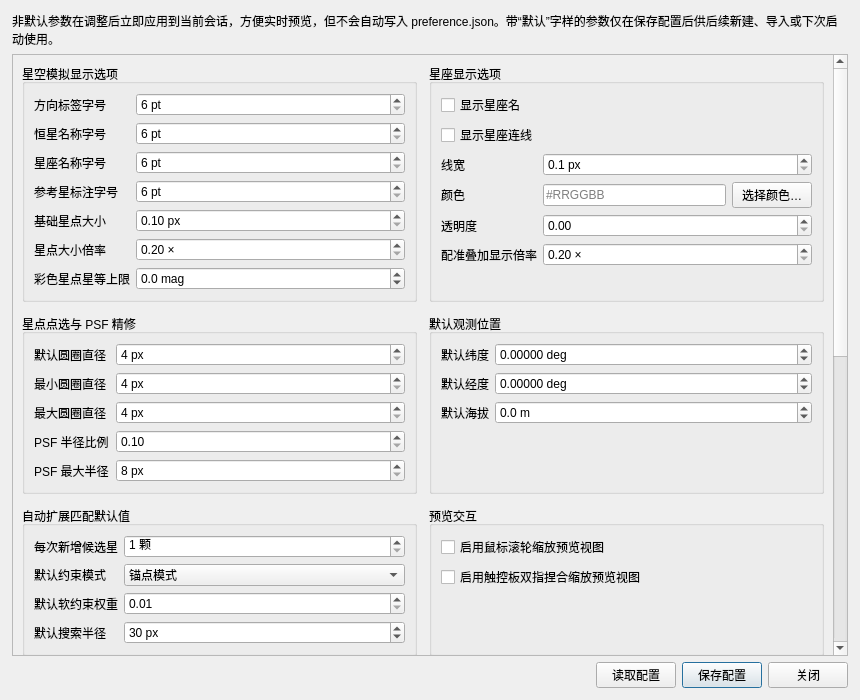
Old version of the form meteoalign/ui/preferences_page.ui in the repository HG731GZ/HGMeteoTool.
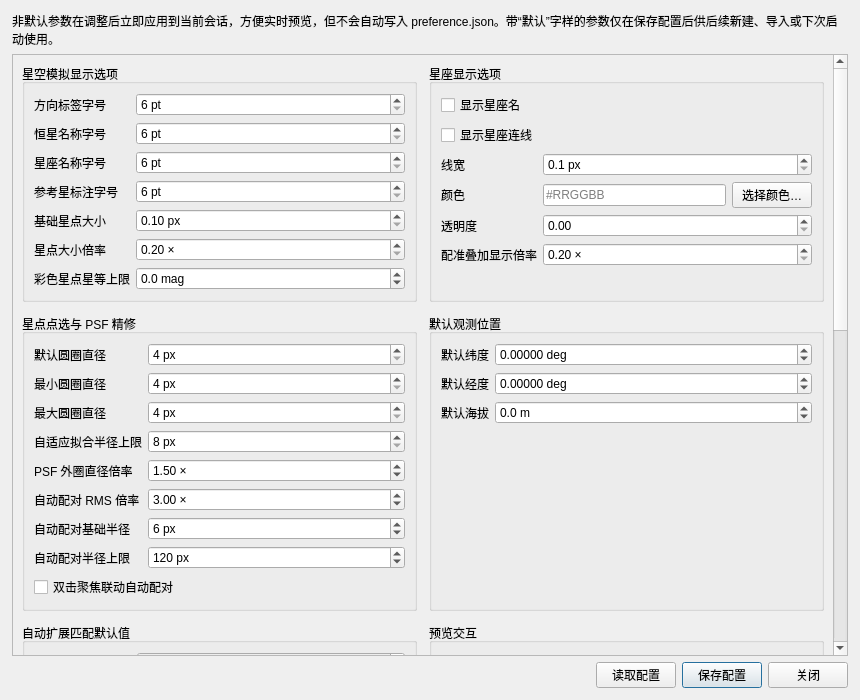
New version of the form.

Commit message: 大幅优化PSF拟合方法，添加PSF质量查看

Patch:
```diff
--- a/meteoalign/ui/preferences_page.ui
+++ b/meteoalign/ui/preferences_page.ui
@@ -160,10 +160,17 @@
           <item row="1" column="1"><widget class="QSpinBox" name="spinBoxStarPickMinDiameter"><property name="suffix"><string> px</string></property><property name="minimum"><number>4</number></property><property name="maximum"><number>1000</number></property></widget></item>
           <item row="2" column="0"><widget class="QLabel" name="labelStarPickMaxDiameter"><property name="text"><string>最大圆圈直径</string></property></widget></item>
           <item row="2" column="1"><widget class="QSpinBox" name="spinBoxStarPickMaxDiameter"><property name="suffix"><string> px</string></property><property name="minimum"><number>4</number></property><property name="maximum"><number>2000</number></property></widget></item>
-          <item row="3" column="0"><widget class="QLabel" name="labelStarPickPsfScale"><property name="text"><string>PSF 半径比例</string></property></widget></item>
-          <item row="3" column="1"><widget class="QDoubleSpinBox" name="doubleSpinBoxStarPickPsfRadiusScale"><property name="decimals"><number>2</number></property><property name="minimum"><double>0.100000000000000</double></property><property name="maximum"><double>1.000000000000000</double></property><property name="singleStep"><double>0.050000000000000</double></property></widget></item>
-          <item row="4" column="0"><widget class="QLabel" name="labelStarPickPsfMaxRadius"><property name="text"><string>PSF 最大半径</string></property></widget></item>
-          <item row="4" column="1"><widget class="QSpinBox" name="spinBoxStarPickPsfMaxRadius"><property name="suffix"><string> px</string></property><property name="minimum"><number>8</number></property><property name="maximum"><number>200</number></property></widget></item>
+          <item row="3" column="0"><widget class="QLabel" name="labelStarPickPsfMaxRadius"><property name="text"><string>自适应拟合半径上限</string></property></widget></item>
+          <item row="3" column="1"><widget class="QSpinBox" name="spinBoxStarPickPsfMaxRadius"><property name="toolTip"><string>与选星圈大小无关。饱和亮星会屏蔽平顶核心并利用外围星翼拟合；此值应能覆盖最大的亮星外围。</string></property><property name="suffix"><string> px</string></property><property name="minimum"><number>8</number></property><property name="maximum"><number>200</number></property></widget></item>
+          <item row="4" column="0"><widget class="QLabel" name="labelStarPairPsfOuterDiameterMultiplier"><property name="text"><string>PSF 外圈直径倍率</string></property></widget></item>
+          <item row="4" column="1"><widget class="QDoubleSpinBox" name="doubleSpinBoxStarPairPsfOuterDiameterMultiplier"><property name="toolTip"><string>真实图像中绿色外圈相对于黄色 FWHM 圈的直径倍率，调整后立即更新现有标注。</string></property><property name="suffix"><string> ×</string></property><property name="decimals"><number>2</number></property><property name="minimum"><double>1.050000000000000</double></property><property name="maximum"><double>10.000000000000000</double></property><property name="singleStep"><double>0.050000000000000</double></property><property name="value"><double>1.500000000000000</double></property></widget></item>
+          <item row="5" column="0"><widget class="QLabel" name="labelAutoPairSearchRmsMultiplier"><property name="text"><string>自动配对 RMS 倍率</string></property></widget></item>
+          <item row="5" column="1"><widget class="QDoubleSpinBox" name="doubleSpinBoxAutoPairSearchRmsMultiplier"><property name="toolTip"><string>参考星列表右键“自动配对”的搜索半径 = 配准 RMS × 此倍率 + 基础半径。</string></property><property name="suffix"><string> ×</string></property><property name="decimals"><number>2</number></property><property name="minimum"><double>0.000000000000000</double></property><property name="maximum"><double>20.000000000000000</double></property><property name="singleStep"><double>0.250000000000000</double></property><property name="value"><double>3.000000000000000</double></property></widget></item>
+          <item row="6" column="0"><widget class="QLabel" name="labelAutoPairSearchBaseRadius"><property name="text"><string>自动配对基础半径</string></property></widget></item>
+          <item row="6" column="1"><widget class="QSpinBox" name="spinBoxAutoPairSearchBaseRadius"><property name="toolTip"><string>加入配准 RMS 自适应结果的基础搜索半径。</string></property><property name="suffix"><string> px</string></property><property name="minimum"><number>0</number></property><property name="maximum"><number>500</number></property><property name="value"><number>6</number></property></widget></item>
+          <item row="7" column="0"><widget class="QLabel" name="labelAutoPairSearchMaxRadius"><property name="text"><string>自动配对半径上限</string></property></widget></item>
+          <item row="7" column="1"><widget class="QSpinBox" name="spinBoxAutoPairSearchMaxRadius"><property name="toolTip"><string>参考星列表右键“自动配对”允许使用的最大搜索半径。</string></property><property name="suffix"><string> px</string></property><property name="minimum"><number>4</number></property><property name="maximum"><number>2000</number></property><property name="value"><number>120</number></property></widget></item>
+          <item row="8" column="0" colspan="2"><widget class="QCheckBox" name="checkBoxDoubleClickFocusAutoPairEnabled"><property name="toolTip"><string>启用后，双击尚未配对的参考星行会先显示自动配对搜索蓝圈，再静默执行自动配对；失败原因只显示在状态栏。</string></property><property name="text"><string>双击聚焦联动自动配对</string></property></widget></item>
          </layout>
         </widget>
        </item>
@@ -198,8 +205,8 @@
           </item>
           <item row="2" column="0"><widget class="QLabel" name="labelAutoMatchSoftWeight"><property name="text"><string>默认软约束权重</string></property></widget></item>
           <item row="2" column="1"><widget class="QDoubleSpinBox" name="doubleSpinBoxAutoMatchDefaultSoftWeight"><property name="decimals"><number>2</number></property><property name="minimum"><double>0.010000000000000</double></property><property name="maximum"><double>1.000000000000000</double></property><property name="singleStep"><double>0.050000000000000</double></property></widget></item>
-          <item row="3" column="0"><widget class="QLabel" name="labelAutoMatchDefaultSearchRadius"><property name="text"><string>默认搜索半径</string></property></widget></item>
-          <item row="3" column="1"><widget class="QSpinBox" name="spinBoxAutoMatchDefaultSearchRadius"><property name="suffix"><string> px</string></property><property name="minimum"><number>4</number></property><property name="maximum"><number>300</number></property><property name="value"><number>30</number></property></widget></item>
+          <item row="3" column="0"><widget class="QLabel" name="labelAutoMatchDefaultSearchRadius"><property name="text"><string>默认匹配搜索半径</string></property></widget></item>
+          <item row="3" column="1"><widget class="QSpinBox" name="spinBoxAutoMatchDefaultSearchRadius"><property name="toolTip"><string>只限制星表预测位置到检测星源的允许距离，不再作为 PSF 拟合窗口。</string></property><property name="suffix"><string> px</string></property><property name="minimum"><number>4</number></property><property name="maximum"><number>300</number></property><property name="value"><number>30</number></property></widget></item>
          </layout>
         </widget>
        </item>
```
Left out of the diff: 2 changed lines with no effect on the pictures. The commit also changes 32 other files.
